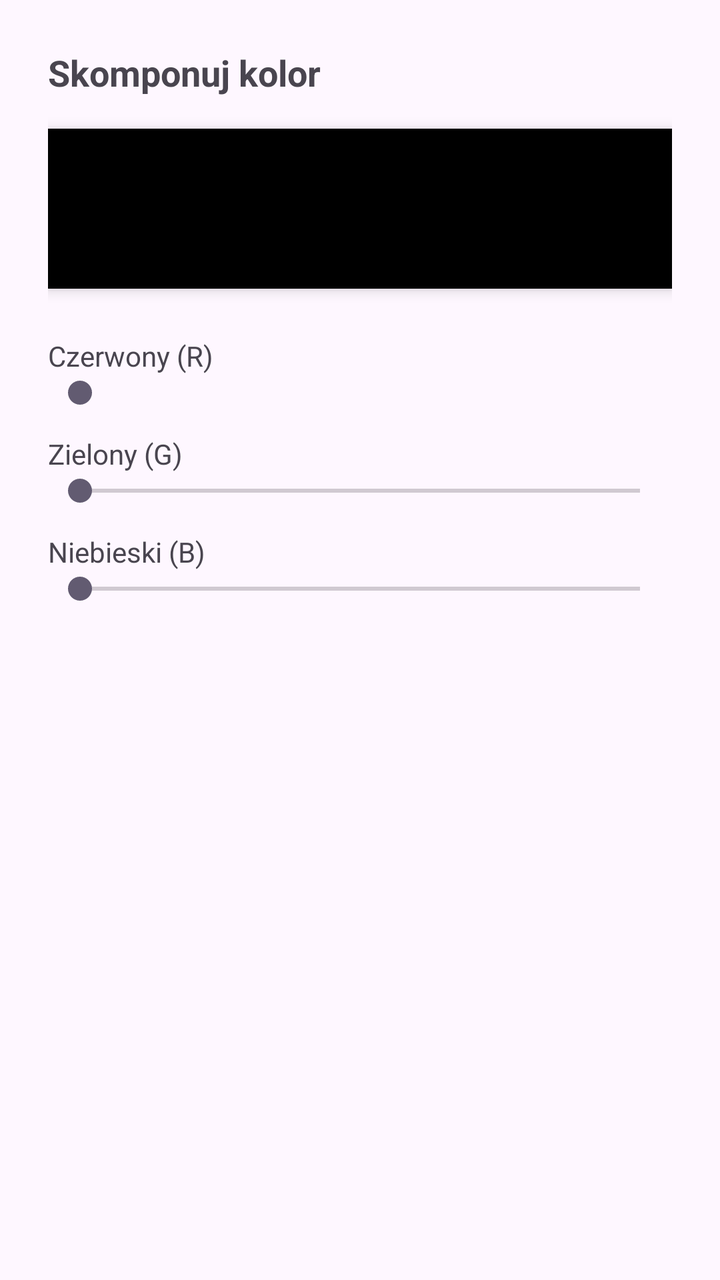
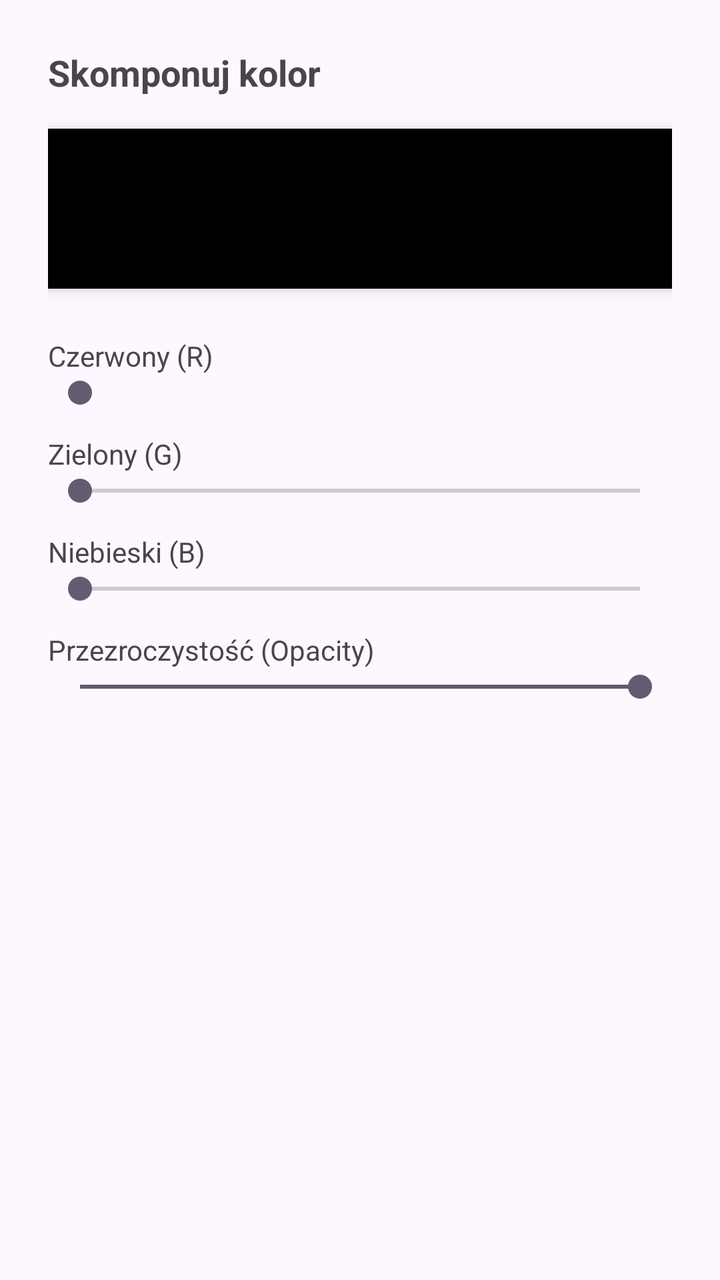

Compare the two renders of this Android layout. The source of the first and the diff that turns it into the second are given below.
<!-- AndroidManifest.xml: application theme Theme.TacticalCalendar -->
<!-- res/layout/dialog_color_picker.xml -->
<?xml version="1.0" encoding="utf-8"?>
<LinearLayout xmlns:android="http://schemas.android.com/apk/res/android"
    android:layout_width="match_parent"
    android:layout_height="wrap_content"
    android:orientation="vertical"
    android:padding="24dp">

    <TextView
        android:id="@+id/tvPickerTitle"
        android:layout_width="wrap_content"
        android:layout_height="wrap_content"
        android:text="Skomponuj kolor"
        android:textSize="18sp"
        android:textStyle="bold"
        android:layout_marginBottom="16dp"/>

    <View
        android:id="@+id/viewColorPreview"
        android:layout_width="match_parent"
        android:layout_height="80dp"
        android:background="#000000"
        android:elevation="4dp"
        android:layout_marginBottom="24dp"/>

    
    <TextView
        android:layout_width="wrap_content"
        android:layout_height="wrap_content"
        android:text="Czerwony (R)"/>
    <SeekBar
        android:id="@+id/sbRed"
        android:layout_width="match_parent"
        android:layout_height="wrap_content"
        android:max="255"
        android:progressDrawable="@android:color/transparent"
        android:layout_marginBottom="12dp"/>

    
    <TextView
        android:layout_width="wrap_content"
        android:layout_height="wrap_content"
        android:text="Zielony (G)"/>
    <SeekBar
        android:id="@+id/sbGreen"
        android:layout_width="match_parent"
        android:layout_height="wrap_content"
        android:max="255"
        android:layout_marginBottom="12dp"/>

    
    <TextView
        android:layout_width="wrap_content"
        android:layout_height="wrap_content"
        android:text="Niebieski (B)"/>
    <SeekBar
        android:id="@+id/sbBlue"
        android:layout_width="match_parent"
        android:layout_height="wrap_content"
        android:max="255"
        android:layout_marginBottom="12dp"/>

</LinearLayout>
<!-- resources referenced by this layout -->
<resources>
  <style name="Theme.TacticalCalendar" parent="Base.Theme.TacticalCalendar" />
  <style name="Base.Theme.TacticalCalendar" parent="Theme.Material3.DayNight.NoActionBar">
          
          
      </style>
</resources>

<!-- the commit's change to res/layout/dialog_color_picker.xml (unified diff, before → after) -->
@@ -59,4 +59,17 @@
         android:max="255"
         android:layout_marginBottom="12dp"/>
 
+    
+    <TextView
+        android:layout_width="wrap_content"
+        android:layout_height="wrap_content"
+        android:text="Przezroczystość (Opacity)"/>
+    <SeekBar
+        android:id="@+id/sbAlpha"
+        android:layout_width="match_parent"
+        android:layout_height="wrap_content"
+        android:max="255"
+        android:progress="255"
+        android:layout_marginBottom="12dp"/>
+
 </LinearLayout>
